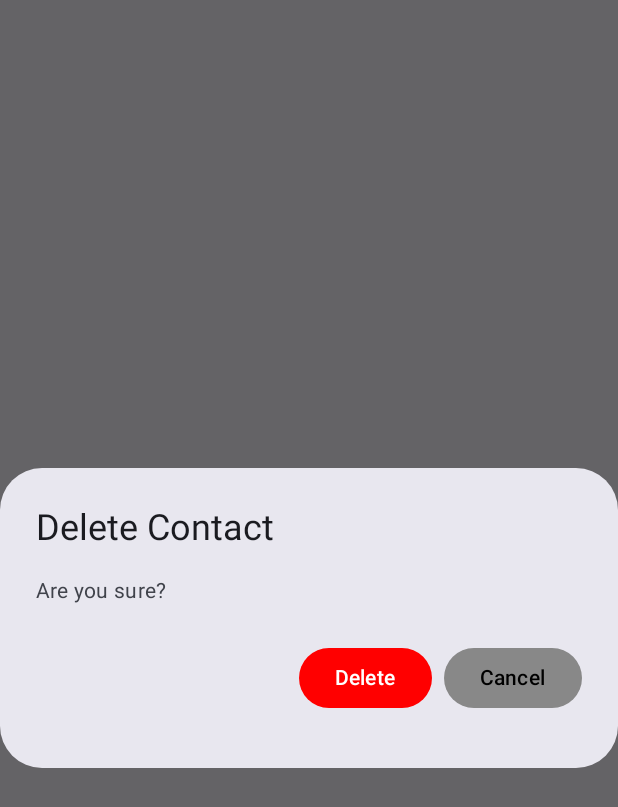
After one commit to egin10/RoomCompose, an Android app built with Jetpack Compose: the composable DeleteContactDialog shown on its own in the app's theme, on a phone screen of 412 x 824 dp. The commit adds this screen. Shown: the top 807 px of the screen. Run offline under Robolectric (Android 15) with nearby library versions, the phone set to English and light mode, and no system bars.

Commit message:
create DI, add confirmation delete contact

```diff
--- a/app/src/main/java/com/ginsebu/roomcompose/MainApp.kt
+++ b/app/src/main/java/com/ginsebu/roomcompose/MainApp.kt
@@ -19,5 +19,11 @@ class MainApp: Application() {
             val notificationManager = getSystemService(Context.NOTIFICATION_SERVICE) as NotificationManager
             notificationManager.createNotificationChannel(channel)
         }
+
+        appModule = AppModuleImpl(this)
+    }
+
+    companion object {
+        lateinit var appModule: AppModule
     }
 }
--- a/app/src/main/java/com/ginsebu/roomcompose/contacts/ContactEvent.kt
+++ b/app/src/main/java/com/ginsebu/roomcompose/contacts/ContactEvent.kt
@@ -9,5 +9,6 @@ sealed interface ContactEvent {
     object HideDialog: ContactEvent
     data class SortContacts(val sortType: SortType): ContactEvent
     data class DeleteContact(val contact: Contact): ContactEvent
+    data class ConfirmDeleteContact(val contact: Contact): ContactEvent
     data class EditContact(val contact: Contact): ContactEvent
 }
--- a/app/src/main/java/com/ginsebu/roomcompose/contacts/ContactScreen.kt
+++ b/app/src/main/java/com/ginsebu/roomcompose/contacts/ContactScreen.kt
@@ -56,6 +56,10 @@ fun ContactScreen(
     ) { padding ->
         if(state.isAddingContact) {
             AddContactDialog(state = state, onEvent = onEvent)
+        }
+
+        if(state.isDeleteContact) {
+            DeleteContactDialog(state = state, onEvent = onEvent)
         }
 
         LocationButton(onEvent = onLocationEvent)
@@ -127,7 +131,7 @@ fun ContactScreen(
                     }
                     // Delete Icon
                     IconButton(onClick = {
-                        onEvent(ContactEvent.DeleteContact(contact))
+                        onEvent(ContactEvent.ConfirmDeleteContact(contact))
                     }) {
                         Icon(
                             imageVector = Icons.Default.Delete,
--- a/app/src/main/java/com/ginsebu/roomcompose/contacts/ContactState.kt
+++ b/app/src/main/java/com/ginsebu/roomcompose/contacts/ContactState.kt
@@ -8,4 +8,5 @@ data class ContactState(
     val isAddingContact: Boolean = false,
     val sortType: SortType = SortType.FIRST_NAME,
     val contact: Contact? = null,
+    val isDeleteContact: Boolean = false,
 )
--- /dev/null
+++ b/app/src/main/java/com/ginsebu/roomcompose/contacts/DeleteContactDialog.kt
@@ -0,0 +1,64 @@
+package com.ginsebu.roomcompose.contacts
+
+import androidx.compose.foundation.layout.Arrangement
+import androidx.compose.foundation.layout.Box
+import androidx.compose.foundation.layout.Row
+import androidx.compose.foundation.layout.Spacer
+import androidx.compose.foundation.layout.fillMaxWidth
+import androidx.compose.foundation.layout.height
+import androidx.compose.foundation.layout.width
+import androidx.compose.material3.AlertDialog
+import androidx.compose.material3.Button
+import androidx.compose.material3.ButtonColors
+import androidx.compose.material3.ButtonDefaults
+import androidx.compose.material3.Text
+import androidx.compose.runtime.Composable
+import androidx.compose.ui.Alignment
+import androidx.compose.ui.Modifier
+import androidx.compose.ui.graphics.Color
+import androidx.compose.ui.modifier.ModifierLocal
+import androidx.compose.ui.unit.dp
+
+@Composable
+fun DeleteContactDialog(
+    state: ContactState,
+    onEvent: (ContactEvent) -> Unit,
+    modifier: Modifier = Modifier
+) {
+    AlertDialog(
+        modifier = modifier,
+        title = { Text(text = "Delete Contact") },
+        text = {
+            Text(text = "Are you sure?")
+        },
+        onDismissRequest = { onEvent(ContactEvent.HideDialog) },
+        confirmButton = {
+            Row (
+                modifier = Modifier
+                    .fillMaxWidth()
+                    .height(60.dp),
+                horizontalArrangement = Arrangement.End
+            ) {
+                Button(
+                    onClick = { onEvent(ContactEvent.DeleteContact(contact = state.contact!!)) },
+                    colors = ButtonDefaults.buttonColors(
+                        containerColor = Color.Red,
+                        contentColor = Color.White,
+                    )
+                ) {
+                    Text(text = "Delete")
+                }
+                Spacer(modifier = Modifier.width(8.dp))
+                Button(
+                    onClick = { onEvent(ContactEvent.HideDialog) },
+                    colors = ButtonDefaults.buttonColors(
+                        containerColor = Color.Gray,
+                        contentColor = Color.Black,
+                    )
+                ) {
+                    Text(text = "Cancel")
+                }
+            }
+        }
+    )
+}
--- a/app/src/main/java/com/ginsebu/roomcompose/location/LocationButton.kt
+++ b/app/src/main/java/com/ginsebu/roomcompose/location/LocationButton.kt
@@ -27,7 +27,7 @@ fun LocationButton(
     ) {
         Button(
             modifier = Modifier
-                .width(100.dp)
+                .width(160.dp)
                 .clip(RoundedCornerShape(8.dp)),
             onClick = { onEvent(LocationEvent.Start) }
         ) {
@@ -36,7 +36,7 @@ fun LocationButton(
         Spacer(modifier = Modifier.width(10.dp))
         Button(
             modifier = Modifier
-                .width(100.dp)
+                .width(160.dp)
                 .clip(RoundedCornerShape(8.dp)),
             onClick = { onEvent(LocationEvent.Stop) }
         ) {
```
Also changed, not shown: app/src/main/java/com/ginsebu/roomcompose/AppModule.kt (added, +20 -0 lines), app/src/main/java/com/ginsebu/roomcompose/MainActivity.kt (+52 -27 lines), app/src/main/java/com/ginsebu/roomcompose/ViewModelFactoryHelper.kt (added, +12 -0 lines), app/src/main/java/com/ginsebu/roomcompose/contacts/ContactViewModel.kt (+16 -1 lines).
